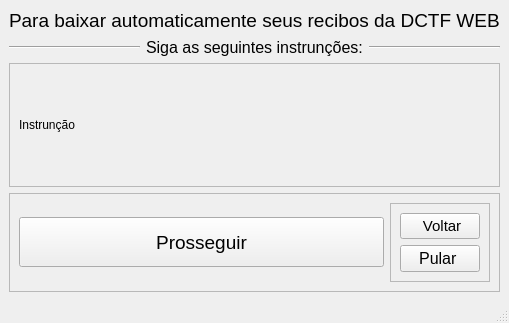
The window that src/ui/window_downloader-dctf.ui (Sl3nc/Downloader_DCTF) describes before a commit, drawn with Qt 5.
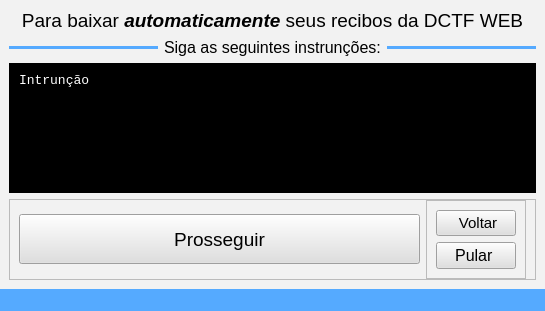
The same window after the commit. Icons and pictures are not drawn.

Commit message: updt interface

Diff of the .ui file:
```diff
--- a/src/ui/window_downloader-dctf.ui
+++ b/src/ui/window_downloader-dctf.ui
@@ -6,17 +6,26 @@
    <rect>
     <x>0</x>
     <y>0</y>
-    <width>491</width>
-    <height>323</height>
+    <width>545</width>
+    <height>311</height>
    </rect>
   </property>
   <property name="windowTitle">
    <string>Downloader DCTF WEB</string>
   </property>
+  <property name="styleSheet">
+   <string notr="true">background-color: rgb(242, 242, 242);</string>
+  </property>
   <widget class="QWidget" name="centralwidget">
    <layout class="QGridLayout" name="gridLayout">
     <item row="1" column="0" colspan="2">
      <widget class="Line" name="line">
+      <property name="styleSheet">
+       <string notr="true">background-color: rgb(85, 170, 255);</string>
+      </property>
+      <property name="lineWidth">
+       <number>0</number>
+      </property>
       <property name="orientation">
        <enum>Qt::Orientation::Horizontal</enum>
       </property>
@@ -37,6 +46,12 @@
        <enum>QFrame::Shadow::Raised</enum>
       </property>
       <layout class="QHBoxLayout" name="horizontalLayout_2">
+       <property name="topMargin">
+        <number>0</number>
+       </property>
+       <property name="bottomMargin">
+        <number>0</number>
+       </property>
        <item>
         <widget class="QPushButton" name="pushButton_execute">
          <property name="minimumSize">
@@ -50,6 +65,9 @@
            <pointsize>14</pointsize>
           </font>
          </property>
+         <property name="styleSheet">
+          <string notr="true">background-color: rgb(223, 223, 223);</string>
+         </property>
          <property name="text">
           <string>Prosseguir</string>
          </property>
@@ -77,6 +95,9 @@
               <pointsize>11</pointsize>
              </font>
             </property>
+            <property name="styleSheet">
+             <string notr="true">background-color: rgb(223, 223, 223);</string>
+            </property>
             <property name="text">
              <string> Voltar</string>
             </property>
@@ -95,6 +116,9 @@
             <property name="layoutDirection">
              <enum>Qt::LayoutDirection::RightToLeft</enum>
             </property>
+            <property name="styleSheet">
+             <string notr="true">background-color: rgb(223, 223, 223);</string>
+            </property>
             <property name="text">
              <string>Pular </string>
             </property>
@@ -111,6 +135,12 @@
     </item>
     <item row="1" column="3" colspan="2">
      <widget class="Line" name="line_2">
+      <property name="styleSheet">
+       <string notr="true">background-color: rgb(85, 170, 255);</string>
+      </property>
+      <property name="lineWidth">
+       <number>0</number>
+      </property>
       <property name="orientation">
        <enum>Qt::Orientation::Horizontal</enum>
       </property>
@@ -142,12 +172,24 @@
        </font>
       </property>
       <property name="text">
-       <string>Para baixar automaticamente seus recibos da DCTF WEB</string>
+       <string>&lt;html&gt;&lt;head/&gt;&lt;body&gt;&lt;p&gt;Para baixar &lt;span style=&quot; font-weight:700; font-style:italic;&quot;&gt;automaticamente&lt;/span&gt; seus recibos da DCTF WEB&lt;/p&gt;&lt;/body&gt;&lt;/html&gt;</string>
+      </property>
+      <property name="alignment">
+       <set>Qt::AlignmentFlag::AlignCenter</set>
       </property>
      </widget>
     </item>
     <item row="2" column="0" colspan="5">
      <widget class="QFrame" name="frame">
+      <property name="minimumSize">
+       <size>
+        <width>0</width>
+        <height>100</height>
+       </size>
+      </property>
+      <property name="styleSheet">
+       <string notr="true">background-color: rgb(0, 0, 0);</string>
+      </property>
       <property name="frameShape">
        <enum>QFrame::Shape::StyledPanel</enum>
       </property>
@@ -157,8 +199,20 @@
       <layout class="QHBoxLayout" name="horizontalLayout">
        <item>
         <widget class="QLabel" name="label_instruction">
+         <property name="font">
+          <font>
+           <family>Consolas</family>
+           <pointsize>10</pointsize>
+          </font>
+         </property>
+         <property name="styleSheet">
+          <string notr="true">color: rgb(255, 255, 255);</string>
+         </property>
          <property name="text">
-          <string>Instrunção</string>
+          <string>Intrunção</string>
+         </property>
+         <property name="alignment">
+          <set>Qt::AlignmentFlag::AlignLeading|Qt::AlignmentFlag::AlignLeft|Qt::AlignmentFlag::AlignTop</set>
          </property>
         </widget>
        </item>
@@ -177,7 +231,11 @@
     </rect>
    </property>
   </widget>
-  <widget class="QStatusBar" name="statusbar"/>
+  <widget class="QStatusBar" name="statusbar">
+   <property name="styleSheet">
+    <string notr="true">background-color: rgb(85, 170, 255);</string>
+   </property>
+  </widget>
  </widget>
  <resources/>
  <connections/>
```
Left out of the diff: 2 changed lines with no effect on the pictures. The commit also changes 1 other file.
